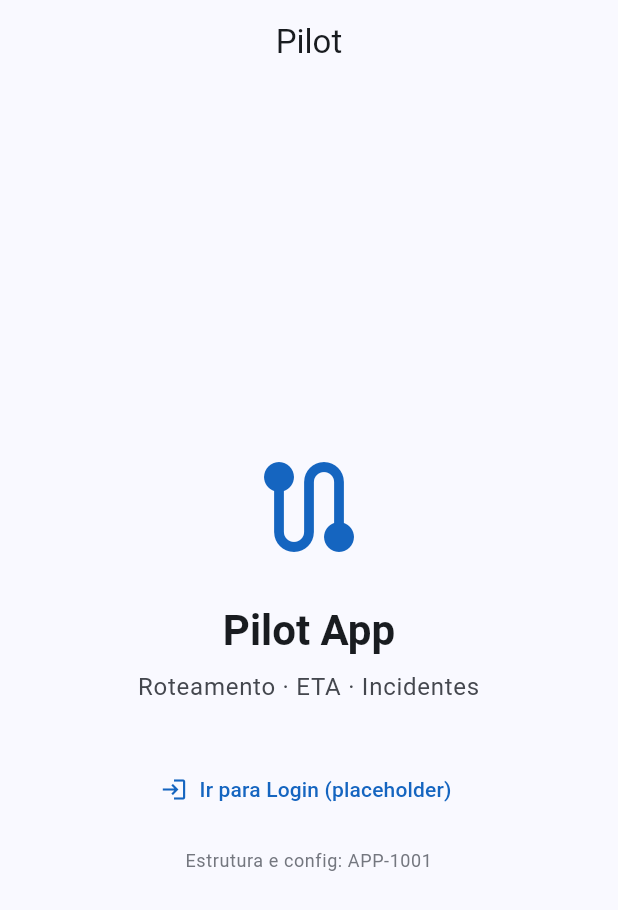
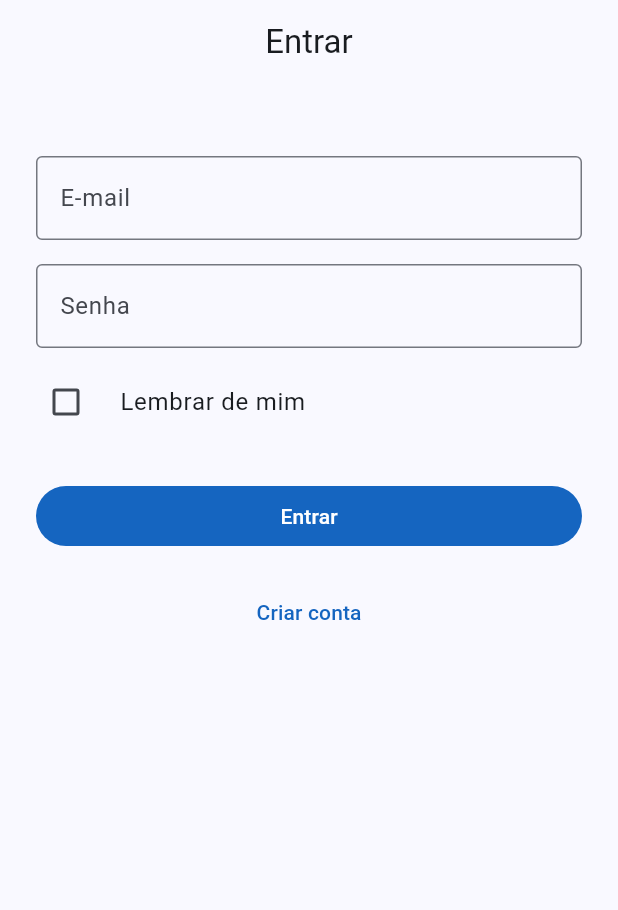
Before and after one commit to rafael-oliveira-hellz/routing-pilot, a Flutter app: the screen it shows after launch, on a phone screen of 412 x 824 dp. Shown: the top 910 px of the screen. Run offline on Flutter 3.47's test engine with Material 3 defaults, Android fonts, the phone set to English and light mode, and no system bars; our stand-ins replace dio, flutter_dotenv, flutter_secure_storage, get_it, go_router, shared_preferences.

Commit message:
feat(APP-1004): auth cadastro e login, splash, remember me, secure storage user
Made-with: Cursor

```diff
--- a/pilot_app/lib/core/domain/dto/auth_dto.dart
+++ b/pilot_app/lib/core/domain/dto/auth_dto.dart
@@ -67,6 +67,32 @@ class LoginResponse {
   }
 }
 
+/// Resposta de POST /api/v1/auth/refresh (user opcional).
+class RefreshResponse {
+  const RefreshResponse({
+    required this.accessToken,
+    required this.refreshToken,
+    required this.expiresIn,
+    this.user,
+  });
+
+  final String accessToken;
+  final String refreshToken;
+  final int expiresIn;
+  final UserResponse? user;
+
+  factory RefreshResponse.fromJson(Map<String, dynamic> json) {
+    return RefreshResponse(
+      accessToken: json['accessToken'] as String,
+      refreshToken: json['refreshToken'] as String,
+      expiresIn: json['expiresIn'] as int,
+      user: json['user'] != null
+          ? UserResponse.fromJson(json['user'] as Map<String, dynamic>)
+          : null,
+    );
+  }
+}
+
 class ChangePasswordRequest {
   const ChangePasswordRequest({
     required this.currentPassword,
@@ -104,3 +130,22 @@ class ResetPasswordRequest {
         'newPassword': newPassword,
       };
 }
+
+/// Request para POST /api/v1/users (cadastro).
+class RegisterRequest {
+  const RegisterRequest({
+    required this.email,
+    required this.password,
+    required this.name,
+  });
+
+  final String email;
+  final String password;
+  final String name;
+
+  Map<String, dynamic> toJson() => {
+        'email': email,
+        'password': password,
+        'name': name,
+      };
+}
--- a/pilot_app/lib/core/router/app_router.dart
+++ b/pilot_app/lib/core/router/app_router.dart
@@ -1,17 +1,25 @@
 import 'package:flutter/material.dart';
 import 'package:go_router/go_router.dart';
 import 'package:pilot_app/core/router/pages/home_placeholder_page.dart';
-import 'package:pilot_app/features/auth/presentation/pages/placeholder_login_page.dart';
+import 'package:pilot_app/core/router/pages/splash_page.dart';
+import 'package:pilot_app/features/auth/presentation/pages/login_page.dart';
+import 'package:pilot_app/features/auth/presentation/pages/register_page.dart';
 
-/// Rotas nomeadas e deep links do Pilot App.
-/// Expandido nos cards de auth (login, register, forgot-password, etc.).
+/// Rotas nomeadas e deep links do Pilot App. APP-1004: splash, login, register.
 class AppRouter {
+  static const String routeSplash = 'splash';
   static const String routeHome = 'home';
   static const String routeLogin = 'login';
+  static const String routeRegister = 'register';
 
   static final GoRouter router = GoRouter(
-    initialLocation: '/',
+    initialLocation: '/splash',
     routes: [
+      GoRoute(
+        path: '/splash',
+        name: routeSplash,
+        builder: (_, __) => const SplashPage(),
+      ),
       GoRoute(
         path: '/',
         name: routeHome,
@@ -20,7 +28,12 @@ class AppRouter {
       GoRoute(
         path: '/login',
         name: routeLogin,
-        builder: (_, __) => const PlaceholderLoginPage(),
+        builder: (_, __) => const LoginPage(),
+      ),
+      GoRoute(
+        path: '/register',
+        name: routeRegister,
+        builder: (_, __) => const RegisterPage(),
       ),
     ],
     errorBuilder: (_, state) => Scaffold(
--- a/pilot_app/lib/core/router/pages/home_placeholder_page.dart
+++ b/pilot_app/lib/core/router/pages/home_placeholder_page.dart
@@ -1,5 +1,7 @@
 import 'package:flutter/material.dart';
 import 'package:go_router/go_router.dart';
+import 'package:pilot_app/core/di/injection.dart';
+import 'package:pilot_app/features/auth/domain/auth_repository.dart';
 
 /// Placeholder da tela inicial até a implementação da home real (pós-login).
 class HomePlaceholderPage extends StatelessWidget {
@@ -11,6 +13,15 @@ class HomePlaceholderPage extends StatelessWidget {
       appBar: AppBar(
         title: const Text('Pilot'),
         centerTitle: true,
+        actions: [
+          IconButton(
+            icon: const Icon(Icons.logout),
+            onPressed: () async {
+              await sl<AuthRepository>().logout();
+              if (context.mounted) GoRouter.of(context).go('/login');
+            },
+          ),
+        ],
       ),
       body: Center(
         child: Padding(
@@ -39,14 +50,8 @@ class HomePlaceholderPage extends StatelessWidget {
                 textAlign: TextAlign.center,
               ),
               const SizedBox(height: 32),
-              TextButton.icon(
-                onPressed: () => GoRouter.of(context).go('/login'),
-                icon: const Icon(Icons.login),
-                label: const Text('Ir para Login (placeholder)'),
-              ),
-              const SizedBox(height: 16),
               Text(
-                'Estrutura e config: APP-1001',
+                'Estrutura e config: APP-1001 · Auth: APP-1004',
                 style: Theme.of(context).textTheme.bodySmall?.copyWith(
                       color: Theme.of(context).colorScheme.outline,
                     ),
--- /dev/null
+++ b/pilot_app/lib/features/auth/presentation/pages/login_page.dart
@@ -0,0 +1,146 @@
+import 'package:flutter/material.dart';
+import 'package:go_router/go_router.dart';
+import 'package:pilot_app/core/di/injection.dart';
+import 'package:pilot_app/core/domain/dto/auth_dto.dart';
+import 'package:pilot_app/core/error/pilot_exception.dart';
+import 'package:pilot_app/features/auth/domain/auth_repository.dart';
+
+/// Tela de login: email, senha, Lembrar de mim; POST /api/v1/auth/login.
+class LoginPage extends StatefulWidget {
+  const LoginPage({super.key});
+
+  @override
+  State<LoginPage> createState() => _LoginPageState();
+}
+
+class _LoginPageState extends State<LoginPage> {
+  final _formKey = GlobalKey<FormState>();
+  final _emailController = TextEditingController();
+  final _passwordController = TextEditingController();
+  bool _rememberMe = false;
+  bool _loading = false;
+  String? _errorMessage;
+
+  @override
+  void dispose() {
+    _emailController.dispose();
+    _passwordController.dispose();
+    super.dispose();
+  }
+
+  Future<void> _submit() async {
+    _errorMessage = null;
+    if (!_formKey.currentState!.validate()) return;
+    setState(() => _loading = true);
+    try {
+      final repo = sl<AuthRepository>();
+      await repo.login(LoginRequest(
+        email: _emailController.text.trim(),
+        password: _passwordController.text,
+        rememberMe: _rememberMe,
+      ));
+      if (!mounted) return;
+      context.go('/');
+    } on AuthException catch (e) {
+      setState(() {
+        _loading = false;
+        _errorMessage = e.message;
+      });
+    } on ValidationException catch (e) {
+      setState(() {
+        _loading = false;
+        _errorMessage = e.message;
+      });
+    } catch (e) {
+      setState(() {
+        _loading = false;
+        _errorMessage = 'Falha ao entrar. Tente novamente.';
+      });
+    }
+  }
+
+  @override
+  Widget build(BuildContext context) {
+    return Scaffold(
+      appBar: AppBar(
+        title: const Text('Entrar'),
+        centerTitle: true,
+      ),
+      body: SafeArea(
+        child: SingleChildScrollView(
+          padding: const EdgeInsets.all(24),
+          child: Form(
+            key: _formKey,
+            child: Column(
+              crossAxisAlignment: CrossAxisAlignment.stretch,
+              children: [
+                const SizedBox(height: 24),
+                TextFormField(
+                  controller: _emailController,
+                  keyboardType: TextInputType.emailAddress,
+                  autocorrect: false,
+                  decoration: const InputDecoration(
+                    labelText: 'E-mail',
+                    hintText: 'seu@email.com',
+                    border: OutlineInputBorder(),
+                  ),
+                  validator: (v) {
+                    if (v == null || v.trim().isEmpty) return 'Informe o e-mail';
+                    if (!RegExp(r'^[\w.-]+@[\w.-]+\.\w+$').hasMatch(v.trim())) {
+                      return 'E-mail inválido';
+                    }
+                    return null;
+                  },
+                ),
+                const SizedBox(height: 16),
+                TextFormField(
+                  controller: _passwordController,
+                  obscureText: true,
+                  decoration: const InputDecoration(
+                    labelText: 'Senha',
+                    border: OutlineInputBorder(),
+                  ),
+                  validator: (v) {
+                    if (v == null || v.isEmpty) return 'Informe a senha';
+                    return null;
+                  },
+                ),
+                const SizedBox(height: 8),
+                CheckboxListTile(
+                  value: _rememberMe,
+                  onChanged: (v) => setState(() => _rememberMe = v ?? false),
+                  title: const Text('Lembrar de mim'),
+                  contentPadding: EdgeInsets.zero,
+                  controlAffinity: ListTileControlAffinity.leading,
+                ),
+                if (_errorMessage != null) ...[
+                  const SizedBox(height: 8),
+                  Text(
+                    _errorMessage!,
+                    style: TextStyle(color: Theme.of(context).colorScheme.error),
+                  ),
+                ],
+                const SizedBox(height: 24),
+                FilledButton(
+                  onPressed: _loading ? null : _submit,
+                  child: _loading
+                      ? const SizedBox(
+                          height: 20,
+                          width: 20,
+                          child: CircularProgressIndicator(strokeWidth: 2),
+                        )
+                      : const Text('Entrar'),
+                ),
+                const SizedBox(height: 16),
+                TextButton(
+                  onPressed: () => context.go('/register'),
+                  child: const Text('Criar conta'),
+                ),
+              ],
+            ),
+          ),
+        ),
+      ),
+    );
+  }
+}
--- a/pilot_app/pubspec.yaml
+++ b/pilot_app/pubspec.yaml
@@ -37,6 +37,7 @@ dependencies:
   flutter_dotenv: ^5.2.1
   dio: ^5.7.0
   flutter_secure_storage: ^9.2.2
+  shared_preferences: ^2.3.3
   # Sprint 2+: (models de rota)
   # Sprint 3+: google_maps_flutter ou mapbox
   # Sprint 4+: geolocator, web_socket_channel, connectivity_plus
```
Also changed, not shown: pilot_app/lib/core/di/injection.dart (+13 -2 lines), pilot_app/lib/core/router/pages/splash_page.dart (added, +51 -0 lines), pilot_app/lib/core/security/remember_me_prefs.dart (added, +20 -0 lines), pilot_app/lib/core/security/secure_token_storage.dart (+30 -1 lines), pilot_app/lib/features/auth/data/auth_remote.dart (added, +55 -0 lines), pilot_app/lib/features/auth/data/auth_repository_impl.dart (added, +82 -0 lines), pilot_app/lib/features/auth/domain/auth_repository.dart (added, +12 -0 lines), pilot_app/lib/features/auth/presentation/pages/register_page.dart (added, +175 -0 lines), pilot_app/pubspec.lock, 2 other files.
